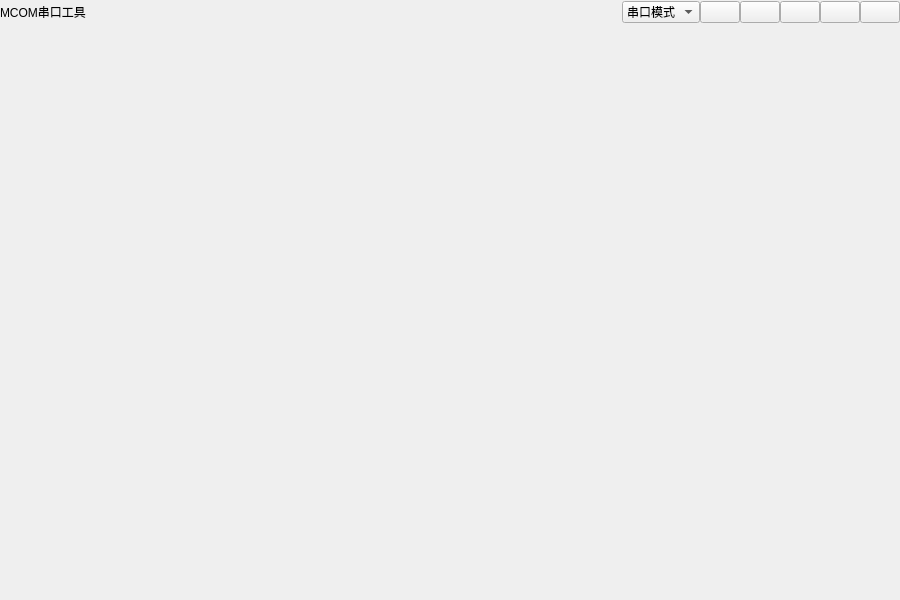
Above: ui/mainwidget.ui from Fc-404/mcom before the change. Below: the same form after it.
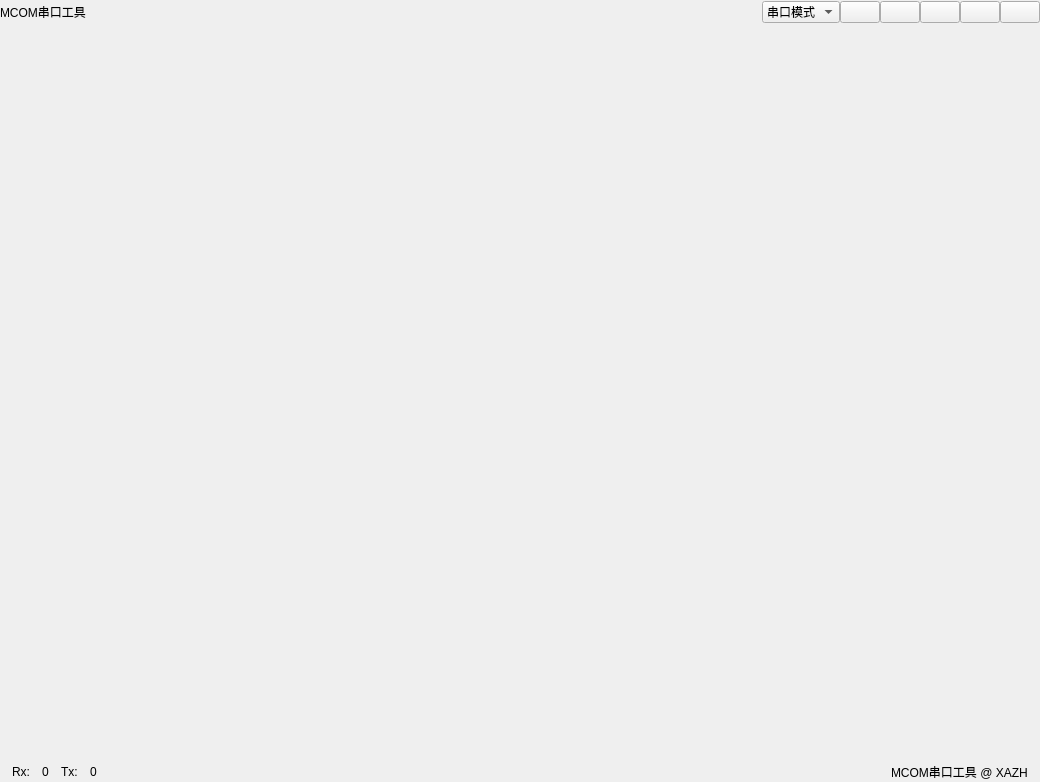
That is the form after the change.

Patch:
```diff
--- a/ui/mainwidget.ui
+++ b/ui/mainwidget.ui
@@ -6,8 +6,8 @@
    <rect>
     <x>0</x>
     <y>0</y>
-    <width>900</width>
-    <height>600</height>
+    <width>1040</width>
+    <height>782</height>
    </rect>
   </property>
   <property name="windowTitle">
@@ -169,6 +169,12 @@
       </item>
       <item>
        <widget class="QWidget" name="body" native="true">
+        <property name="maximumSize">
+         <size>
+          <width>16777215</width>
+          <height>16777215</height>
+         </size>
+        </property>
         <layout class="QHBoxLayout" name="horizontalLayout_2">
          <property name="spacing">
           <number>0</number>
@@ -195,6 +201,109 @@
         </layout>
        </widget>
       </item>
+      <item>
+       <layout class="QHBoxLayout" name="info">
+        <property name="spacing">
+         <number>12</number>
+        </property>
+        <property name="leftMargin">
+         <number>12</number>
+        </property>
+        <property name="rightMargin">
+         <number>12</number>
+        </property>
+        <item>
+         <widget class="QWidget" name="widget" native="true">
+          <layout class="QHBoxLayout" name="horizontalLayout_3">
+           <property name="spacing">
+            <number>12</number>
+           </property>
+           <property name="leftMargin">
+            <number>0</number>
+           </property>
+           <property name="topMargin">
+            <number>0</number>
+           </property>
+           <property name="rightMargin">
+            <number>0</number>
+           </property>
+           <property name="bottomMargin">
+            <number>0</number>
+           </property>
+           <item>
+            <widget class="QLabel" name="label">
+             <property name="text">
+              <string>Rx:</string>
+             </property>
+            </widget>
+           </item>
+           <item>
+            <widget class="QLabel" name="rx_len">
+             <property name="text">
+              <string>0</string>
+             </property>
+            </widget>
+           </item>
+          </layout>
+         </widget>
+        </item>
+        <item>
+         <widget class="QWidget" name="widget_2" native="true">
+          <layout class="QHBoxLayout" name="horizontalLayout_4">
+           <property name="spacing">
+            <number>12</number>
+           </property>
+           <property name="leftMargin">
+            <number>0</number>
+           </property>
+           <property name="topMargin">
+            <number>0</number>
+           </property>
+           <property name="rightMargin">
+            <number>0</number>
+           </property>
+           <property name="bottomMargin">
+            <number>0</number>
+           </property>
+           <item>
+            <widget class="QLabel" name="label_4">
+             <property name="text">
+              <string>Tx:</string>
+             </property>
+            </widget>
+           </item>
+           <item>
+            <widget class="QLabel" name="tx_len">
+             <property name="text">
+              <string>0</string>
+             </property>
+            </widget>
+           </item>
+          </layout>
+         </widget>
+        </item>
+        <item>
+         <spacer name="horizontalSpacer_2">
+          <property name="orientation">
+           <enum>Qt::Orientation::Horizontal</enum>
+          </property>
+          <property name="sizeHint" stdset="0">
+           <size>
+            <width>40</width>
+            <height>20</height>
+           </size>
+          </property>
+         </spacer>
+        </item>
+        <item>
+         <widget class="QLabel" name="tip">
+          <property name="text">
+           <string>MCOM串口工具 @ XAZH</string>
+          </property>
+         </widget>
+        </item>
+       </layout>
+      </item>
      </layout>
     </widget>
    </item>
```
